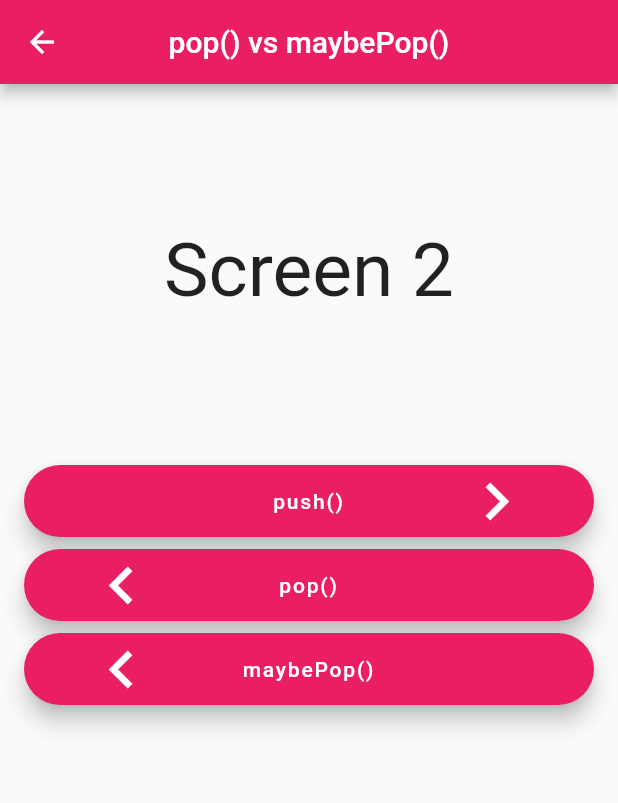
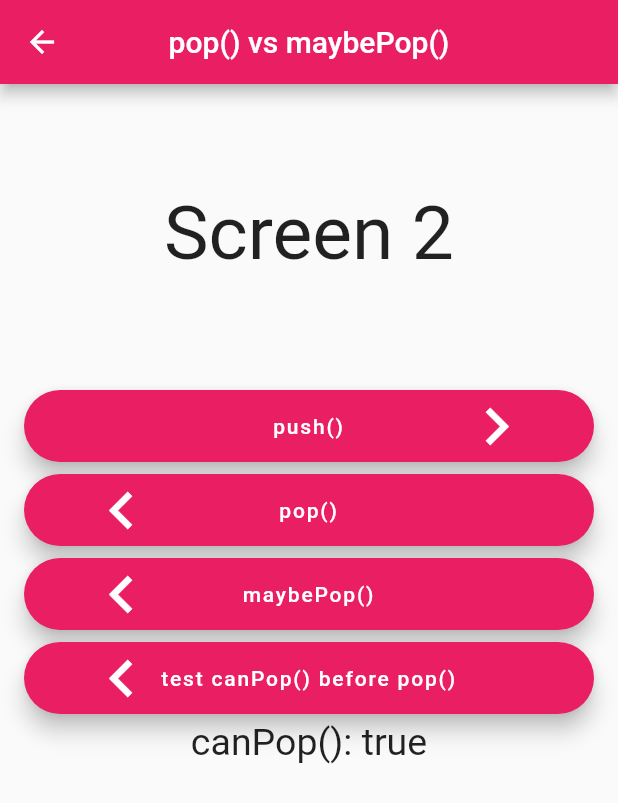
Before and after one commit to jumail-utm/navigation_push_pop, a Flutter app: the screen it shows after launch, after a tap on "push()", on a phone screen of 412 x 824 dp. Shown: the top 803 px of the screen. Run offline on Flutter 3.47's test engine with Material 2 defaults, Android fonts, the phone set to English and light mode, and no system bars.

Commit message:
Add canPop example

```diff
--- a/lib/main.dart
+++ b/lib/main.dart
@@ -55,7 +55,7 @@ class Screen extends StatelessWidget {
       body: ListView(
         children: <Widget>[
           SizedBox(
-            height: 250,
+            height: 200,
             child: Center(
               child: Text(title, style: TextStyle(fontSize: 50)),
             ),
@@ -76,6 +76,18 @@ class Screen extends StatelessWidget {
             caption: 'maybePop()',
             onPressed: () => Navigator.maybePop(context),
           ),
+          _Button(
+            showPrevious: true,
+            caption: 'test canPop() before pop()',
+            onPressed: () {
+              if (Navigator.canPop(context)) {
+                Navigator.maybePop(context);
+              }
+            },
+          ),
+          Center(
+              child: Text('canPop(): ${Navigator.canPop(context).toString()}',
+                  style: TextStyle(fontSize: 25))),
         ],
       ),
     );
```
